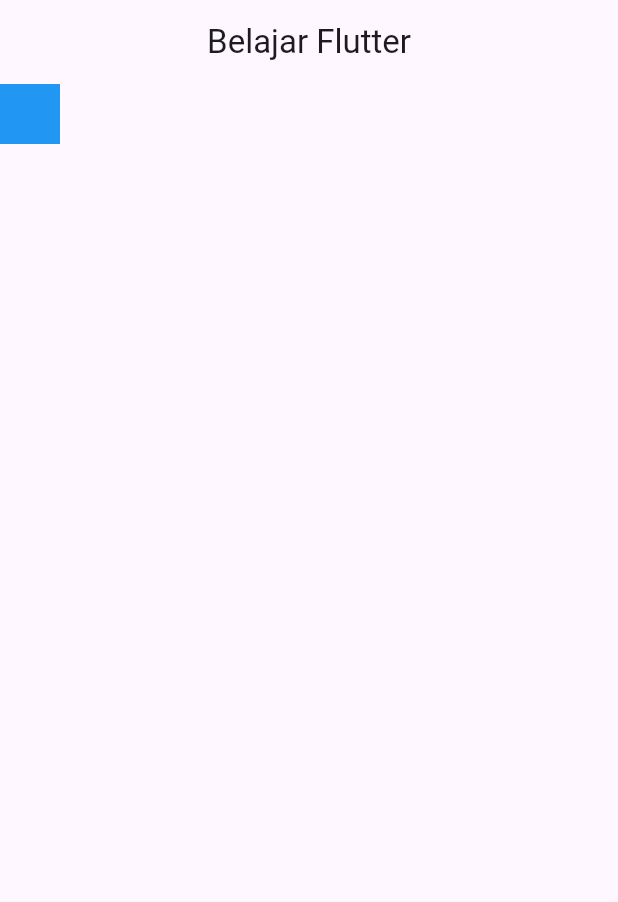
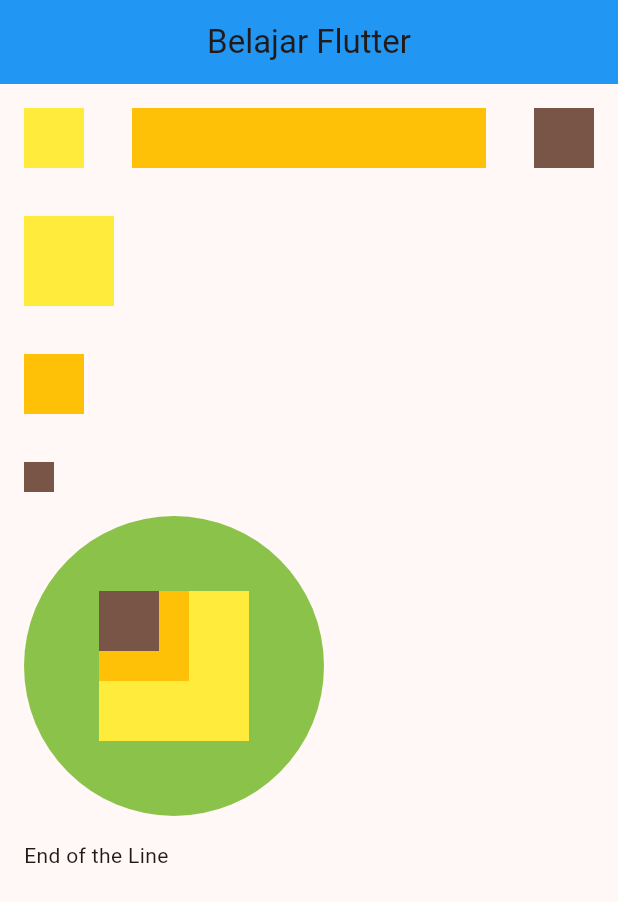
Before and after one commit to TyoPrass/belajarflutter, a Flutter app: the screen it shows after launch, on a phone screen of 412 x 824 dp. Shown: the top 902 px of the screen. Run offline on Flutter 3.47's test engine with Material 3 defaults, Android fonts, the phone set to English and light mode, and no system bars.

Commit message:
belajarFlutter

```diff
--- /dev/null
+++ b/lib/codelabs.dart
@@ -0,0 +1,21 @@
+import 'package:flutter/material.dart';
+
+class Codelabs extends StatelessWidget {
+  const Codelabs({super.key});
+
+  @override
+  Widget build(BuildContext context) {
+    return Scaffold(
+      body: Column(
+        children: [
+          Text('A random awesome idea :'),
+          ElevatedButton(
+              onPressed: () {
+                print('Halo Aku Sigma');
+              },
+              child: Text('Next'))
+        ],
+      ),
+    );
+  }
+}
--- a/lib/homepage.dart
+++ b/lib/homepage.dart
@@ -1,25 +1,123 @@
 import 'package:flutter/material.dart';
 
-class Homepage extends StatelessWidget {
+class Homepage extends StatefulWidget {
   const Homepage({super.key});
 
+  @override
+  State<Homepage> createState() => _HomepageState();
+}
+
+class _HomepageState extends State<Homepage> {
   @override
   Widget build(BuildContext context) {
     return Scaffold(
       appBar: AppBar(
         centerTitle: true,
-        title: Text('Belajar Flutter'),
+        backgroundColor: Colors.blue,
+        title: const Text('Belajar Flutter'),
       ),
       body: SafeArea(
-          child: Row(
-        children: <Widget>[
-          Container(
-            width: 40,
-            height: 40,
-            color: Colors.blue,
-          )
-        ],
-      )),
+        child: SingleChildScrollView(
+          child: Padding(
+            padding: EdgeInsets.all(16.0),
+            child: Column(
+              children: <Widget>[
+                Row(
+                  children: <Widget>[
+                    Container(
+                      color: Colors.yellow,
+                      height: 40.0,
+                      width: 40.0,
+                    ),
+                    Padding(
+                      padding: EdgeInsets.all(16.0),
+                    ),
+                    Expanded(
+                      child: Container(
+                        color: Colors.amber,
+                        height: 40.0,
+                        width: 40.0,
+                      ),
+                    ),
+                    Padding(
+                      padding: EdgeInsets.all(16.0),
+                    ),
+                    Container(
+                      color: Colors.brown,
+                      height: 40.0,
+                      width: 40.0,
+                    ),
+                  ],
+                ),
+                Padding(
+                  padding: EdgeInsets.all(16.0),
+                ),
+                Row(
+                  children: <Widget>[
+                    Column(
+                      crossAxisAlignment: CrossAxisAlignment.start,
+                      mainAxisSize: MainAxisSize.max,
+                      children: <Widget>[
+                        Container(
+                          color: Colors.yellow,
+                          height: 60.0,
+                          width: 60.0,
+                        ),
+                        Padding(
+                          padding: EdgeInsets.all(16.0),
+                        ),
+                        Container(
+                          color: Colors.amber,
+                          height: 40.0,
+                          width: 40.0,
+                        ),
+                        Padding(
+                          padding: EdgeInsets.all(16.0),
+                        ),
+                        Container(
+                          color: Colors.brown,
+                          height: 20.0,
+                          width: 20.0,
+                        ),
+                        Divider(),
+                        Row(
+                          children: <Widget>[
+                            CircleAvatar(
+                              backgroundColor: Colors.lightGreen,
+                              radius: 100.0,
+                              child: Stack(
+                                children: <Widget>[
+                                  Container(
+                                    height: 100.0,
+                                    width: 100.0,
+                                    color: Colors.yellow,
+                                  ),
+                                  Container(
+                                    height: 60.0,
+                                    width: 60.0,
+                                    color: Colors.amber,
+                                  ),
+                                  Container(
+                                    height: 40.0,
+                                    width: 40.0,
+                                    color: Colors.brown,
+                                  ),
+                                ],
+                              ),
+                            ),
+                          ],
+                        ),
+                        Divider(),
+                        Text('End of the Line'),
+                      ],
+                    ),
+                  ],
+                ),
+              ],
+            ),
+          ),
+        ),
+      ),
     );
   }
 }
--- a/lib/main.dart
+++ b/lib/main.dart
@@ -1,5 +1,5 @@
+import 'package:belajarflutter/homepage.dart';
 import 'package:flutter/material.dart';
-import 'package:belajarflutter/homepage.dart';
 
 void main() {
   runApp(const MyApp());
@@ -12,7 +12,9 @@ class MyApp extends StatelessWidget {
   Widget build(BuildContext context) {
     return MaterialApp(
       home: const Homepage(),
-      theme: ThemeData(),
+      theme: ThemeData(
+          useMaterial3: true,
+          colorScheme: ColorScheme.fromSeed(seedColor: Colors.deepOrange)),
       title: 'Aku lagi belajar flutter',
     );
   }
```
Also changed, not shown: lib/tes.dart (added).
